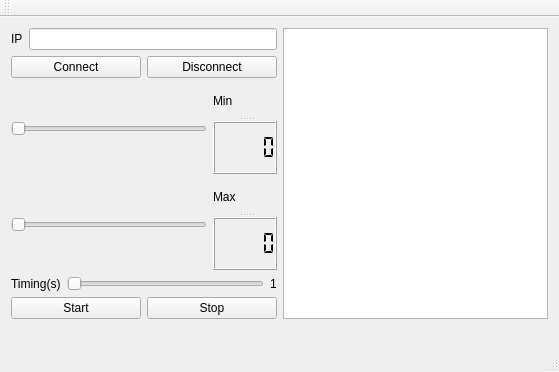
First picture: the form in QtTcpClientProducer/mainwindow.ui, repository mb-neto/QtSupervisory, before the edit.
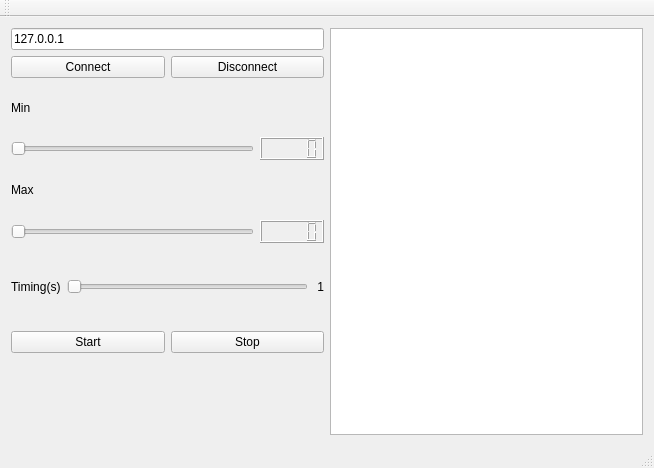
Second picture: the form after the edit.

Patch:
```diff
--- a/QtTcpClientProducer/mainwindow.ui
+++ b/QtTcpClientProducer/mainwindow.ui
@@ -6,47 +6,34 @@
    <rect>
     <x>0</x>
     <y>0</y>
-    <width>559</width>
-    <height>372</height>
+    <width>654</width>
+    <height>468</height>
    </rect>
   </property>
   <property name="windowTitle">
    <string>MainWindow</string>
   </property>
   <widget class="QWidget" name="centralWidget">
+   <layout class="QHBoxLayout" name="horizontalLayout_4">
+    <item>
    <layout class="QVBoxLayout" name="verticalLayout">
     <item>
-     <layout class="QGridLayout" name="gridLayout_7" columnstretch="50,50">
-      <item row="0" column="0">
-       <layout class="QGridLayout" name="gridLayout_6">
-        <item row="0" column="0">
-         <layout class="QGridLayout" name="gridLayout_5">
-          <item row="0" column="0" colspan="2">
-           <layout class="QGridLayout" name="gridLayout_2">
-            <item row="0" column="0">
-             <widget class="QLabel" name="label_5">
-              <property name="text">
-               <string>IP</string>
-              </property>
-             </widget>
-            </item>
-            <item row="0" column="1">
              <widget class="QLineEdit" name="lineEdit">
               <property name="text">
-               <string/>
+         <string>127.0.0.1</string>
               </property>
              </widget>
             </item>
-           </layout>
-          </item>
-          <item row="1" column="0">
+      <item>
+       <layout class="QHBoxLayout" name="horizontalLayout">
+        <item>
            <widget class="QPushButton" name="pushButtonConnect">
             <property name="text">
              <string>Connect</string>
             </property>
            </widget>
           </item>
-          <item row="1" column="1">
+        <item>
            <widget class="QPushButton" name="pushButtonDisconnect">
             <property name="text">
              <string>Disconnect</string>
@@ -55,66 +42,52 @@
           </item>
          </layout>
         </item>
-        <item row="1" column="0">
-         <layout class="QGridLayout" name="gridLayout_3" columnstretch="90,0">
+      <item>
+       <layout class="QGridLayout" name="gridLayout">
           <item row="0" column="0">
-           <widget class="QSlider" name="horizontalSliderMin">
-            <property name="orientation">
-             <enum>Qt::Horizontal</enum>
-            </property>
-           </widget>
-          </item>
-          <item row="0" column="1">
-           <widget class="QSplitter" name="splitter_3">
-            <property name="orientation">
-             <enum>Qt::Vertical</enum>
-            </property>
-            <widget class="QLabel" name="label_3">
+         <widget class="QLabel" name="label">
              <property name="text">
               <string>Min</string>
              </property>
             </widget>
-            <widget class="QLCDNumber" name="lcdNumberMin">
-             <property name="segmentStyle">
-              <enum>QLCDNumber::Flat</enum>
-             </property>
-            </widget>
-           </widget>
-          </item>
-         </layout>
-        </item>
-        <item row="2" column="0">
-         <layout class="QGridLayout" name="gridLayout" columnstretch="90,10">
-          <item row="0" column="1">
-           <widget class="QSplitter" name="splitter_2">
+        </item>
+        <item row="1" column="0">
+         <widget class="QSlider" name="horizontalSliderMin">
             <property name="orientation">
-             <enum>Qt::Vertical</enum>
-            </property>
+           <enum>Qt::Horizontal</enum>
+          </property>
+         </widget>
+        </item>
+        <item row="1" column="1">
+         <widget class="QLCDNumber" name="lcdNumberMin"/>
+        </item>
+       </layout>
+      </item>
+      <item>
+       <layout class="QGridLayout" name="gridLayout_2">
+        <item row="0" column="0">
             <widget class="QLabel" name="label_2">
              <property name="text">
               <string>Max</string>
              </property>
             </widget>
-            <widget class="QLCDNumber" name="lcdNumberMax">
-             <property name="segmentStyle">
-              <enum>QLCDNumber::Flat</enum>
-             </property>
-            </widget>
-           </widget>
-          </item>
-          <item row="0" column="0">
+        </item>
+        <item row="1" column="0">
            <widget class="QSlider" name="horizontalSliderMax">
             <property name="orientation">
              <enum>Qt::Horizontal</enum>
             </property>
            </widget>
           </item>
-         </layout>
-        </item>
-        <item row="3" column="0">
-         <layout class="QHBoxLayout" name="horizontalLayout">
+        <item row="1" column="1">
+         <widget class="QLCDNumber" name="lcdNumberMax"/>
+        </item>
+       </layout>
+      </item>
           <item>
-           <widget class="QLabel" name="label">
+       <layout class="QHBoxLayout" name="horizontalLayout_2">
+        <item>
+         <widget class="QLabel" name="label_3">
             <property name="text">
              <string>Timing(s)</string>
             </property>
@@ -122,15 +95,6 @@
           </item>
           <item>
            <widget class="QSlider" name="horizontalSliderTiming">
-            <property name="minimum">
-             <number>1</number>
-            </property>
-            <property name="maximum">
-             <number>60</number>
-            </property>
-            <property name="pageStep">
-             <number>1</number>
-            </property>
             <property name="orientation">
              <enum>Qt::Horizontal</enum>
             </property>
@@ -139,22 +103,22 @@
           <item>
            <widget class="QLabel" name="label_4">
             <property name="text">
-             <string>1</string>
+           <string> 1</string>
             </property>
            </widget>
           </item>
          </layout>
         </item>
-        <item row="4" column="0">
-         <layout class="QGridLayout" name="gridLayout_4">
-          <item row="0" column="0">
-           <widget class="QPushButton" name="pushButtonPut">
+      <item>
+       <layout class="QHBoxLayout" name="horizontalLayout_3">
+        <item>
+         <widget class="QPushButton" name="pushButtonStart">
             <property name="text">
              <string>Start</string>
             </property>
            </widget>
           </item>
-          <item row="0" column="1">
+        <item>
            <widget class="QPushButton" name="pushButtonStop">
             <property name="text">
              <string>Stop</string>
@@ -163,20 +127,18 @@
           </item>
          </layout>
         </item>
-       </layout>
-      </item>
-      <item row="0" column="1">
+      <item>
+       <widget class="QLabel" name="status">
+        <property name="text">
+         <string/>
+        </property>
+       </widget>
+      </item>
+     </layout>
+    </item>
+    <item>
        <widget class="QTextBrowser" name="textBrowser"/>
       </item>
-      <item row="1" column="0" colspan="2">
-       <widget class="QLabel" name="labelStatus">
-        <property name="text">
-         <string/>
-        </property>
-       </widget>
-      </item>
-     </layout>
-    </item>
    </layout>
   </widget>
   <widget class="QMenuBar" name="menuBar">
```
Left out of the diff: 50 changed lines with no effect on the pictures. Lines whose indentation alone changed are shown as unchanged.
